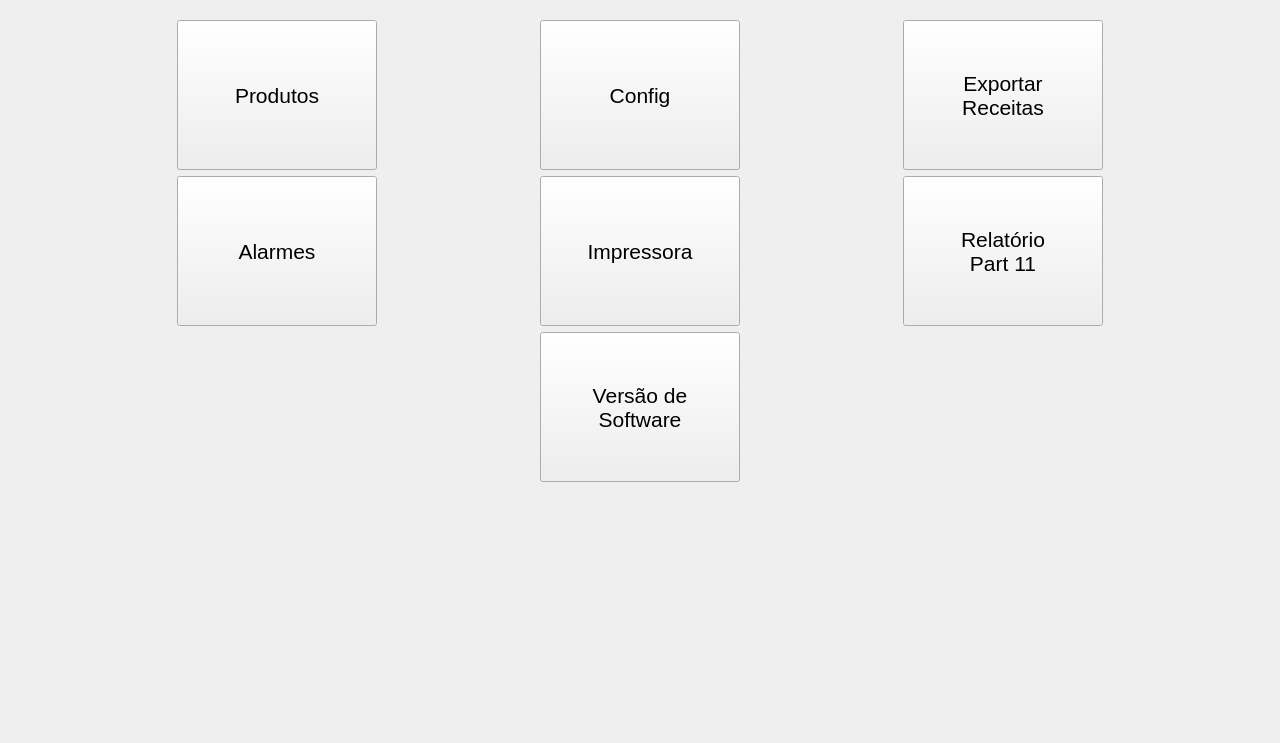
Old version of the form LDFV2/interface/form_mainmenuH.ui in the repository Masipack/LDV.
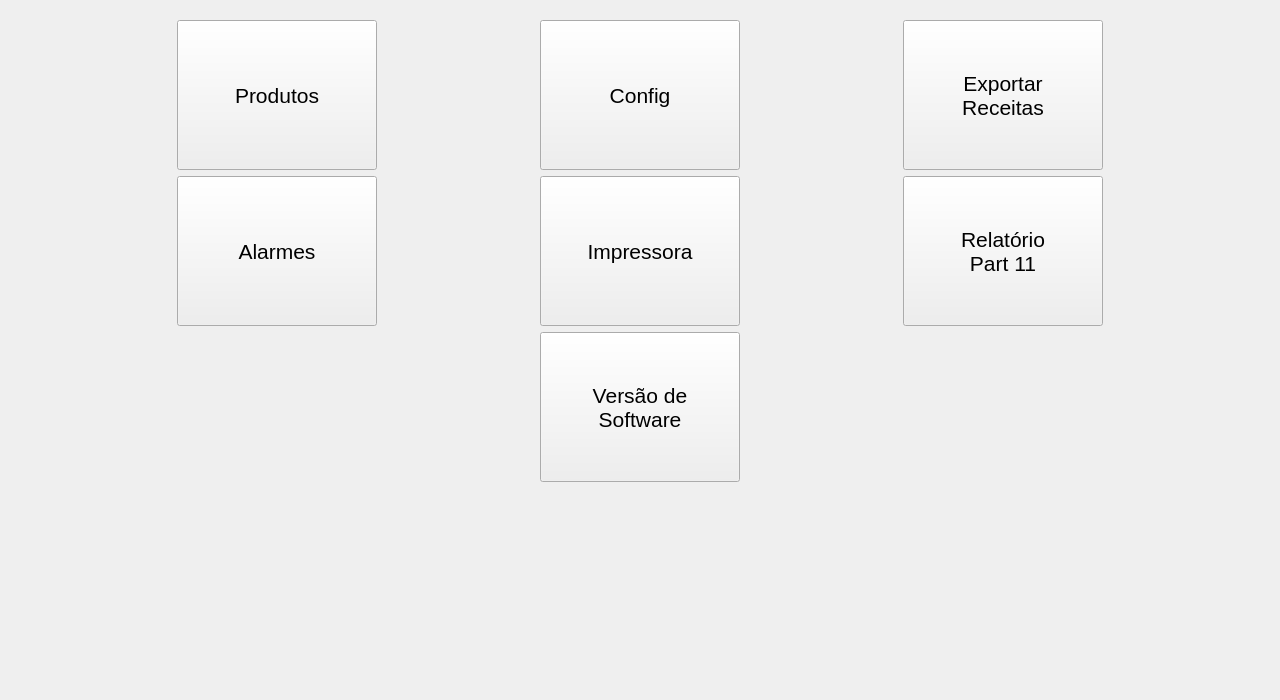
New version of the form. Icons and pictures are not drawn. Custom widgets are drawn as their Qt base class.

```diff
--- a/LDFV2/interface/form_mainmenuH.ui
+++ b/LDFV2/interface/form_mainmenuH.ui
@@ -7,7 +7,7 @@
     <x>0</x>
     <y>0</y>
     <width>1280</width>
-    <height>743</height>
+    <height>700</height>
    </rect>
   </property>
   <property name="windowTitle">
```
